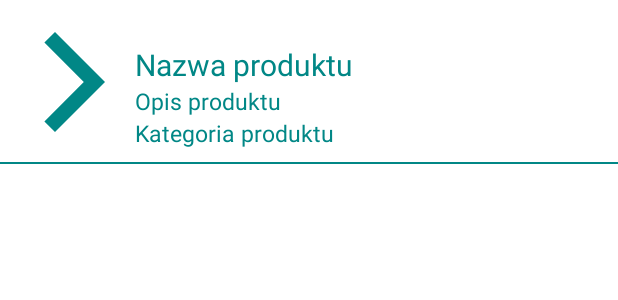
After one commit to lipov1991/ProductInventory, an Android app: the layout recycler_item.xml on its own in the app's theme, with its tools: preview values and no code run, on a phone screen of 412 x 824 dp. The commit adds this screen. Shown: the top 300 px of the screen. Run offline under Robolectric (Android 15) with nearby library versions, the phone set to English and light mode, and no system bars.

Commit message:
gamma v0.8

```diff
--- a/app/src/main/java/pl/lanku/inventory/ProductsInventoryApp.kt
+++ b/app/src/main/java/pl/lanku/inventory/ProductsInventoryApp.kt
@@ -3,6 +3,7 @@ package pl.lanku.inventory
 import android.app.Application
 import org.koin.android.ext.koin.androidContext
 import org.koin.core.context.startKoin
+import pl.lanku.inventory.di.productAdapterModule
 import pl.lanku.inventory.di.repositoryModule
 import pl.lanku.inventory.di.utilsModule
 import pl.lanku.inventory.di.viewModelModule
@@ -13,7 +14,7 @@ class ProductsInventoryApp : Application() {
         super.onCreate()
         startKoin {
             androidContext(this@ProductsInventoryApp)
-            modules(listOf(repositoryModule, viewModelModule, utilsModule))
+            modules(listOf(repositoryModule, viewModelModule, utilsModule, productAdapterModule))
         }
     }
 }
--- a/app/src/main/java/pl/lanku/inventory/di/modules.kt
+++ b/app/src/main/java/pl/lanku/inventory/di/modules.kt
@@ -9,6 +9,7 @@ import pl.lanku.inventory.common.utils.BarcodeScannerUtils
 import pl.lanku.inventory.data.ProductDb
 import pl.lanku.inventory.data.ProductRepository
 import pl.lanku.inventory.data.dao.ProductDao
+import pl.lanku.inventory.presentation.productadapter.ProductAdapter
 import pl.lanku.inventory.presentation.products.ProductsViewModel
 
 private const val DB_NAME = "products"
@@ -34,3 +35,7 @@ val viewModelModule = module {
 val utilsModule = module {
     single { BarcodeScannerUtils() }
 }
+
+val productAdapterModule = module{
+    single { ProductAdapter(onClick = get()) }
+}
--- /dev/null
+++ b/app/src/main/res/drawable/ic_item_icon.xml
@@ -0,0 +1,5 @@
+<vector android:height="24dp" android:tint="#FF018786"
+    android:viewportHeight="24" android:viewportWidth="24"
+    android:width="24dp" xmlns:android="http://schemas.android.com/apk/res/android">
+    <path android:fillColor="@android:color/white" android:pathData="M5.88,4.12L13.76,12l-7.88,7.88L8,22l10,-10L8,2z"/>
+</vector>
--- /dev/null
+++ b/app/src/main/res/layout/recycler_item.xml
@@ -0,0 +1,49 @@
+<?xml version="1.0" encoding="utf-8"?>
+<RelativeLayout
+    xmlns:android="http://schemas.android.com/apk/res/android" android:layout_width="match_parent"
+    android:layout_height="wrap_content"
+    android:padding="10dp"
+    android:background="@drawable/ic_border_bottom">
+    <LinearLayout
+        android:layout_centerVertical="true"
+        android:id="@+id/round"
+        android:gravity="center"
+        android:layout_width="80dp"
+        android:layout_height="80dp"
+        android:background="@drawable/ic_item_icon"
+        android:orientation="horizontal" >
+    </LinearLayout>
+    <LinearLayout
+        android:layout_centerVertical="true"
+        android:orientation="vertical"
+        android:layout_toEndOf="@id/round"
+        android:layout_width="wrap_content"
+        android:layout_height="wrap_content">
+        <TextView
+            android:id="@+id/recycler_ean"
+            android:layout_width="wrap_content"
+            android:layout_height="wrap_content"
+            android:visibility="invisible"/>
+        <TextView
+            android:id="@+id/recycler_name"
+            android:layout_width="wrap_content"
+            android:layout_height="wrap_content"
+            android:text="@string/name_of_product"
+            android:textSize="20sp"
+            android:textColor="@color/teal_700"/>
+        <TextView
+            android:id="@+id/recycler_description"
+            android:layout_width="wrap_content"
+            android:layout_height="wrap_content"
+            android:text="@string/description_of_product"
+            android:textSize="15sp"
+            android:textColor="@color/teal_700"/>
+        <TextView
+            android:id="@+id/recycler_category"
+            android:layout_width="wrap_content"
+            android:layout_height="wrap_content"
+            android:text="@string/category_of_product"
+            android:textSize="15sp"
+            android:textColor="@color/teal_700"/>
+    </LinearLayout>
+</RelativeLayout>
--- a/app/src/main/res/values/strings.xml
+++ b/app/src/main/res/values/strings.xml
@@ -14,5 +14,5 @@
     <string name="name_of_product">Nazwa produktu</string>
     <string name="description_of_product">Opis produktu</string>
     <string name="category_of_product">Kategoria produktu</string>
-    <string name="layout_of_product">Produkt 1\nProdukt 2</string>
+    <string name="icon_item">ITEM</string>
 </resources>
```
Also changed, not shown: app/src/main/java/pl/lanku/inventory/presentation/productadapter/ProductAdapter.kt (added, +65 -0 lines), app/src/main/java/pl/lanku/inventory/presentation/products/ProductsActivity.kt (+13 -29 lines), app/src/main/res/layout/activity_products.xml (+5 -24 lines).
